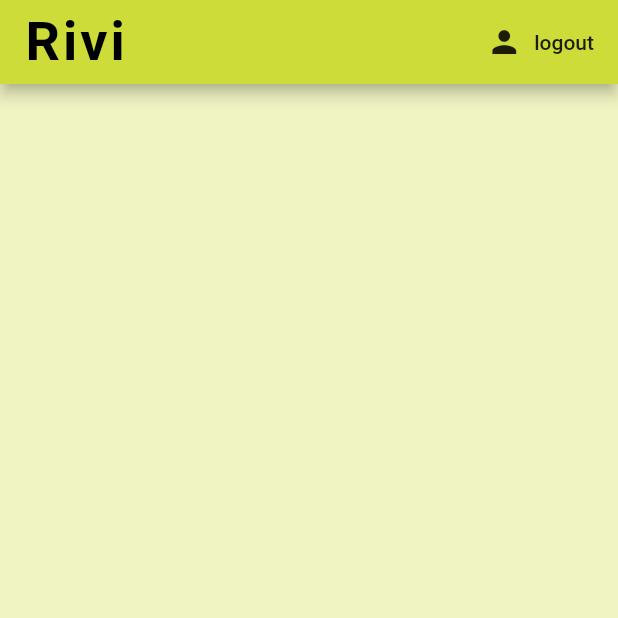
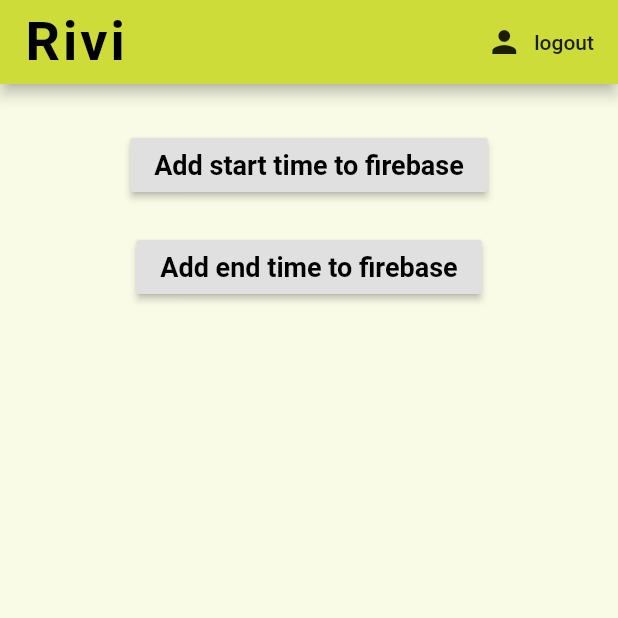
Before and after one commit to Ollie-spoon/Rivi_MVP, a Flutter app: the screen it shows once a user with an empty profile is signed in, on a phone screen of 412 x 824 dp, the top half of it. Run offline on Flutter 3.47's test engine with Material 2 defaults, Android fonts, the phone set to English and light mode, and no system bars; our stand-ins replace cloud_firestore, firebase_auth, flutter_spinkit; accounts and stored records are empty.

Commit message:
Add firebase update method for beacon detection

```diff
--- a/lib/screens/home/home.dart
+++ b/lib/screens/home/home.dart
@@ -1,8 +1,11 @@
 import 'package:flutter/material.dart';
+import 'package:rivi_mvp/models/user.dart';
 import 'package:rivi_mvp/services/auth.dart';
 // TODO: remove provider plugin if not needed
 import 'package:provider/provider.dart';
+import 'package:rivi_mvp/services/database.dart';
 import 'package:rivi_mvp/shared/colors.dart';
+import 'package:rivi_mvp/shared/constants.dart';
 
 class Home extends StatelessWidget {
 
@@ -10,8 +13,14 @@ class Home extends StatelessWidget {
 
   @override
   Widget build(BuildContext context) {
+
+    final user = Provider.of<User>(context);
+
+    return StreamBuilder<User>(
+      stream: AuthService().user,
+      builder: (context, snapshot) {
         return Scaffold(
-      backgroundColor: secondaryColor,
+          backgroundColor: homeColor,
           appBar: AppBar(
             title: Text(
               "Rivi",
@@ -33,6 +42,40 @@ class Home extends StatelessWidget {
               ),
             ],
           ),
+          body: Center(
+            child: Column(
+              children: <Widget>[
+                SizedBox(height: 30,),
+                RaisedButton(
+                  child: Text(
+                    "Add start time to firebase",
+                    style: buttonStyle(),
+                  ),
+                  onPressed: () async {
+                    try {
+                      await DatabaseService(uid: user.uid,).uploadLocData2("9tp1WC4qY3nH", DateTime.now(), true);
+                      print("DatetimeLoc added to firebase");
+                    } catch(e) {print(e.toString());}
+                  },
+                ),
+                SizedBox(height: 20,),
+                RaisedButton(
+                  child: Text(
+                    "Add end time to firebase",
+                    style: buttonStyle(),
+                  ),
+                  onPressed: () async {
+                    try {
+                      await DatabaseService(uid: user.uid,).uploadLocData2("9tp1WC4qY3nH", DateTime.now(), false);
+                      print("DatetimeLoc added to firebase");
+                    } catch(e) {print(e.toString());}
+                  },
+                ),
+              ],
+            ),
+          ),
+        );
+      }
     );
   }
 }
--- a/lib/services/database.dart
+++ b/lib/services/database.dart
@@ -5,7 +5,7 @@ class DatabaseService {
   final String uid;
   DatabaseService({this.uid});
 
-  // collection reference
+  // collection reference for user data
   final CollectionReference userDataCollection = Firestore.instance.collection("UserData");
 
   Future uploadUserData(String email, String name,) async {
@@ -15,4 +15,30 @@ class DatabaseService {
     });
   }
 
+  int convertDateTime(String dateTime) {
+    dateTime = dateTime.substring(0, dateTime.length-10);
+    dateTime = dateTime.replaceAll(" ", "");
+    dateTime = dateTime.replaceAll("-", "");
+    dateTime = dateTime.replaceAll(":", "");
+    return int.parse(dateTime);
+  }
+
+  final DocumentReference userLocCollection2 = Firestore.instance.collection("LocationData").document("userData");
+
+  Future uploadLocData(String locationKey, DateTime time, bool start,) async {
+    int stringTime = convertDateTime(time.toUtc().toString());
+    return await userLocCollection2.collection(uid)
+        .document(locationKey).setData({
+      "time": {stringTime, start ? "1" : "0"}.join(),
+    });
+  }
+
+
+  Future uploadLocData2(String locationKey, DateTime time, bool start,) async {
+    int stringTime = convertDateTime(time.toUtc().toString());
+    try {
+      return await userLocCollection2.collection(uid)
+          .document(locationKey).updateData({"time": FieldValue.arrayUnion([stringTime]),});
+    } catch(e) {print(e.toString());}
+  }
 }
--- a/lib/shared/colors.dart
+++ b/lib/shared/colors.dart
@@ -2,8 +2,8 @@ import 'package:flutter/material.dart';
 
 Color primaryColor =  Colors.lime;
 Color secondaryColor =  Colors.lime[100];
-Color secondaryLoginColor =  Colors.lime[100];
-Color secondaryHomeColor =  Colors.lime[50];
+Color loginColor =  Colors.lime[100];
+Color homeColor =  Colors.lime[50];
 Color tertiaryColor =  Colors.white;
 Color primaryTextColor = Colors.black;
 Color secondaryTextColor = Colors.white;
--- a/lib/shared/constants.dart
+++ b/lib/shared/constants.dart
@@ -13,4 +13,13 @@ InputDecoration textInputDecoration(text) {
     borderSide: BorderSide(color: primaryColor, width: 2.0),
     ),
   );
+
 }
+
+TextStyle buttonStyle() {
+  return TextStyle(
+      color: primaryTextColor,
+      fontWeight: FontWeight.bold,
+      fontSize: 18
+  );
+}
```
Also changed, not shown: lib/screens/authenticate/register.dart (+2 -6 lines), lib/screens/authenticate/sign_in.dart (+2 -6 lines). Lines whose indentation alone changed are shown as unchanged.
